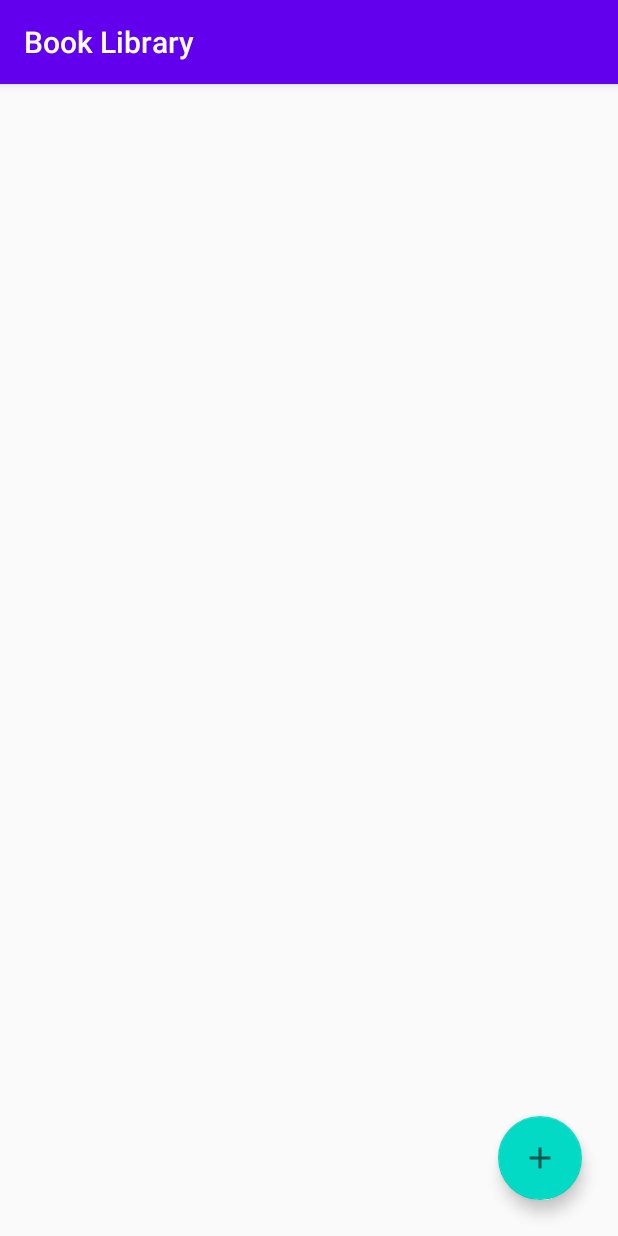
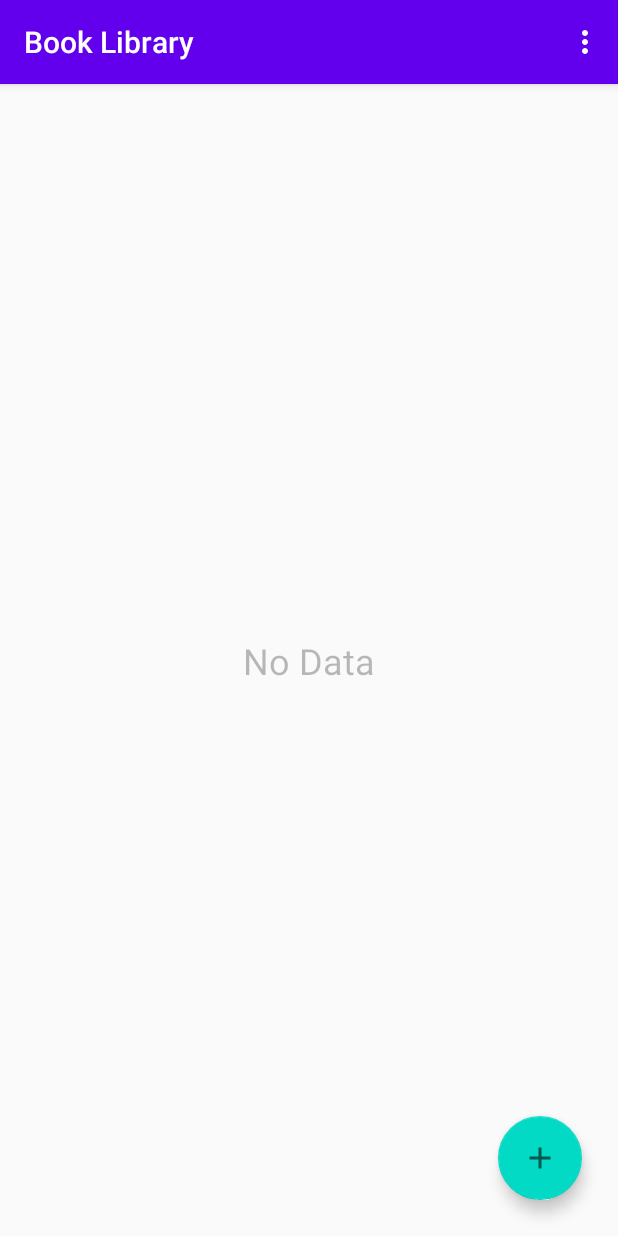
Before and after one commit to Ayomilotunde/SQLite_Database, an Android app: the screen it shows after launch (MainActivity), on a phone screen of 412 x 824 dp. Run offline under Robolectric (Android 15) with nearby library versions, the phone set to English and light mode, and no system bars.

```diff
--- a/app/src/main/java/com/ayomi/sqlitedatabase/AddActivity.java
+++ b/app/src/main/java/com/ayomi/sqlitedatabase/AddActivity.java
@@ -2,6 +2,7 @@ package com.ayomi.sqlitedatabase;
 
 import androidx.appcompat.app.AppCompatActivity;
 
+import android.content.Intent;
 import android.os.Bundle;
 import android.view.View;
 import android.widget.Button;
@@ -29,6 +30,8 @@ public class AddActivity extends AppCompatActivity {
                 myDatabaseHelper.addBook(edtTitle.getText().toString().trim(),
                         edtAuthor.getText().toString().trim(),
                         Integer.valueOf(edtPage.getText().toString().trim()));
+                startActivity(new Intent(AddActivity.this, MainActivity.class));
+                finish();
             }
         });
     }
--- a/app/src/main/java/com/ayomi/sqlitedatabase/CustomAdapters.java
+++ b/app/src/main/java/com/ayomi/sqlitedatabase/CustomAdapters.java
@@ -6,6 +6,8 @@ import android.content.Intent;
 import android.view.LayoutInflater;
 import android.view.View;
 import android.view.ViewGroup;
+import android.view.animation.Animation;
+import android.view.animation.AnimationUtils;
 import android.widget.LinearLayout;
 import android.widget.TextView;
 
@@ -19,6 +21,7 @@ public class CustomAdapters extends RecyclerView.Adapter<CustomAdapters.MyViewHo
     private View view;
     private Context context;
     Activity activity;
+    Animation translate_anim;
 
     private ArrayList bookId, bookTitle, bookAuthor, bookPages;
 
@@ -80,6 +83,10 @@ public class CustomAdapters extends RecyclerView.Adapter<CustomAdapters.MyViewHo
             bookPages = itemView.findViewById(R.id.txtBookPage);
             mainLayout = itemView.findViewById(R.id.mainLayout);
 
+            /*Animate Recycler View*/
+            translate_anim = AnimationUtils.loadAnimation(context, R.anim.translation_anim);
+            mainLayout.setAnimation(translate_anim);
+
 
         }
     }
--- a/app/src/main/java/com/ayomi/sqlitedatabase/MainActivity.java
+++ b/app/src/main/java/com/ayomi/sqlitedatabase/MainActivity.java
@@ -1,14 +1,21 @@
 package com.ayomi.sqlitedatabase;
 
+import androidx.annotation.NonNull;
 import androidx.annotation.Nullable;
+import androidx.appcompat.app.AlertDialog;
 import androidx.appcompat.app.AppCompatActivity;
 import androidx.recyclerview.widget.LinearLayoutManager;
 import androidx.recyclerview.widget.RecyclerView;
 
+import android.content.DialogInterface;
 import android.content.Intent;
 import android.database.Cursor;
 import android.os.Bundle;
+import android.view.Menu;
+import android.view.MenuInflater;
+import android.view.MenuItem;
 import android.view.View;
+import android.widget.TextView;
 import android.widget.Toast;
 
 import com.google.android.material.floatingactionbutton.FloatingActionButton;
@@ -23,6 +30,7 @@ public class MainActivity extends AppCompatActivity {
     MyDatabaseHelper myDatabaseHelper;
     ArrayList<String> bookID, bookTitle, bookAuthor, bookPages;
 
+    TextView NoData;
     CustomAdapters customAdapters;
 
     @Override
@@ -31,6 +39,7 @@ public class MainActivity extends AppCompatActivity {
         setContentView(R.layout.activity_main);
         recyclerView = findViewById(R.id.recyclerView);
         addButton = findViewById(R.id.addButton);
+        NoData = findViewById(R.id.txtNoData);
 
         addButton.setOnClickListener(new View.OnClickListener() {
             @Override
@@ -62,7 +71,7 @@ public class MainActivity extends AppCompatActivity {
     void storeDataInArray(){
         Cursor cursor = myDatabaseHelper.readAllData();
         if (cursor.getCount() == 0){
-            Toast.makeText(this, "No Data", Toast.LENGTH_SHORT).show();
+            NoData.setVisibility(View.VISIBLE);
         }else {
             while (cursor.moveToNext()){
                 bookID.add(cursor.getString(0));
@@ -70,6 +79,47 @@ public class MainActivity extends AppCompatActivity {
                 bookAuthor.add(cursor.getString(2));
                 bookPages.add(cursor.getString(3));
             }
+            NoData.setVisibility(View.GONE);
         }
     }
+
+    @Override
+    public boolean onCreateOptionsMenu(Menu menu) {
+        MenuInflater inflater = getMenuInflater();
+        inflater.inflate(R.menu.my_menu, menu);
+
+        return true;
+    }
+
+    @Override
+    public boolean onOptionsItemSelected(@NonNull MenuItem item) {
+        if (item.getItemId() == R.id.deleteAll){
+            confirmDialog();
+        }
+
+        return super.onOptionsItemSelected(item);
+
+    }
+
+    void confirmDialog(){
+        AlertDialog.Builder builder = new AlertDialog.Builder(this);
+        builder.setTitle("Delete All Data?");
+        builder.setMessage("Are you sure you want to delete All Data?");
+        builder.setPositiveButton("Yes", new DialogInterface.OnClickListener() {
+            @Override
+            public void onClick(DialogInterface dialogInterface, int i) {
+                MyDatabaseHelper myDatabaseHelper = new MyDatabaseHelper(MainActivity.this);
+                myDatabaseHelper.deleteAllData();
+                recreate();
+                Toast.makeText(MainActivity.this, "Deleted all books", Toast.LENGTH_SHORT).show();
+            }
+        });
+        builder.setNegativeButton("No", new DialogInterface.OnClickListener() {
+            @Override
+            public void onClick(DialogInterface dialogInterface, int i) {
+
+            }
+        });
+        builder.create().show();
+    }
 }
--- /dev/null
+++ b/app/src/main/res/anim/translation_anim.xml
@@ -0,0 +1,6 @@
+<?xml version="1.0" encoding="utf-8"?>
+<set xmlns:android="http://schemas.android.com/apk/res/android">
+<translate android:fromYDelta="100%"
+    android:toYDelta="0%"
+    android:duration="800"/>
+</set>
--- /dev/null
+++ b/app/src/main/res/drawable/ic_delete.xml
@@ -0,0 +1,5 @@
+<vector android:autoMirrored="true" android:height="24dp"
+    android:tint="?attr/colorControlNormal" android:viewportHeight="24"
+    android:viewportWidth="24" android:width="24dp" xmlns:android="http://schemas.android.com/apk/res/android">
+    <path android:fillColor="@android:color/white" android:pathData="M6,19c0,1.1 0.9,2 2,2h8c1.1,0 2,-0.9 2,-2V7H6v12zM19,4h-3.5l-1,-1h-5l-1,1H5v2h14V4z"/>
+</vector>
--- a/app/src/main/res/layout/activity_main.xml
+++ b/app/src/main/res/layout/activity_main.xml
@@ -29,4 +29,17 @@
         app:layout_constraintBottom_toBottomOf="parent"
         app:layout_constraintEnd_toEndOf="parent"
         app:srcCompat="@drawable/ic_add" />
+
+    <TextView
+        android:id="@+id/txtNoData"
+        android:layout_width="wrap_content"
+        android:layout_height="wrap_content"
+        android:text="No Data"
+        android:visibility="gone"
+        android:alpha="0.5"
+        android:textSize="24sp"
+        app:layout_constraintBottom_toBottomOf="parent"
+        app:layout_constraintEnd_toEndOf="parent"
+        app:layout_constraintStart_toStartOf="parent"
+        app:layout_constraintTop_toTopOf="parent" />
 </androidx.constraintlayout.widget.ConstraintLayout>
--- /dev/null
+++ b/app/src/main/res/menu/my_menu.xml
@@ -0,0 +1,9 @@
+<?xml version="1.0" encoding="utf-8"?>
+<menu xmlns:android="http://schemas.android.com/apk/res/android"
+    xmlns:app="http://schemas.android.com/apk/res-auto">
+<item
+    android:title="Delete All"
+    android:id="@+id/deleteAll"
+    android:icon="@drawable/ic_delete"
+    app:showAsAction="never"/>
+</menu>
```
Also changed, not shown: app/src/main/AndroidManifest.xml (+7 -2 lines), app/src/main/java/com/ayomi/sqlitedatabase/MyDatabaseHelper.java (+19 -1 lines), app/src/main/java/com/ayomi/sqlitedatabase/UpdateActivity.java (+53 -7 lines), app/src/main/res/layout/activity_update.xml (+12 -0 lines).
